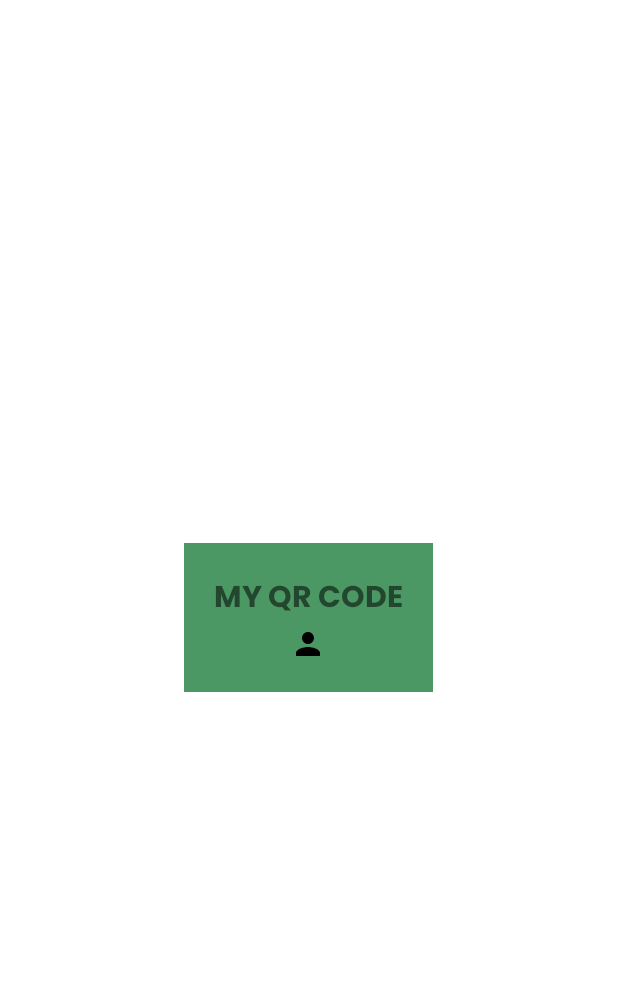
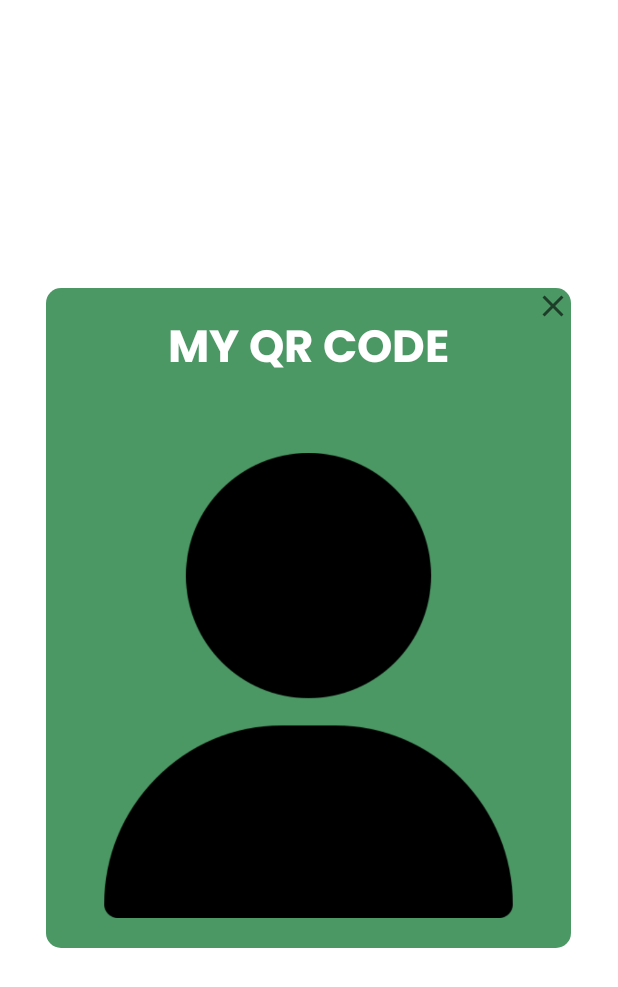
Before and after one commit to jasonllanes/Solution_Challenge_Panaghiusa, an Android app: the layout show_qrcode.xml on its own in the app's theme, with its tools: preview values and no code run, on a phone screen of 412 x 824 dp. Shown: the top 987 px of the screen. Run offline under Robolectric (Android 15) with nearby library versions, the phone set to English and light mode, and no system bars.

```diff
--- a/app/build.gradle
+++ b/app/build.gradle
@@ -45,4 +45,5 @@ dependencies {
     implementation 'de.hdodenhof:circleimageview:3.1.0'
     implementation 'androidx.cardview:cardview:1.0.0'
     implementation 'androidmads.library.qrgenearator:QRGenearator:1.0.3'
+
 }
--- a/app/src/main/java/com/sldevs/panaghiusa/Log_In.java
+++ b/app/src/main/java/com/sldevs/panaghiusa/Log_In.java
@@ -72,6 +72,11 @@ public class Log_In extends AppCompatActivity {
         String email = etEmail.getText().toString().trim();
         String password = etPassword.getText().toString().trim();
 
+        if(email.equalsIgnoreCase("admin") && password.equalsIgnoreCase("admin")){
+            Intent i = new Intent(Log_In.this,Admin_Extension.class);
+            startActivity(i);
+            finish();
+        }
 
         if(email.isEmpty()){
             etEmail.setError("Email is required!");
--- a/app/src/main/java/com/sldevs/panaghiusa/Sign_Up.java
+++ b/app/src/main/java/com/sldevs/panaghiusa/Sign_Up.java
@@ -133,7 +133,8 @@ public class Sign_Up extends AppCompatActivity {
                     @Override
                     public void onComplete(@NonNull Task<AuthResult> task) {
                         if(task.isSuccessful()){
-                            User user = new User(fullname,email,number,password,"0");
+                            String id = FirebaseAuth.getInstance().getUid();
+                            User user = new User(id,fullname,email,number,password,"0");
 
                             FirebaseDatabase.getInstance().getReference("Users")
                                     .child(FirebaseAuth.getInstance().getCurrentUser().getUid())
--- a/app/src/main/java/com/sldevs/panaghiusa/User.java
+++ b/app/src/main/java/com/sldevs/panaghiusa/User.java
@@ -2,13 +2,14 @@ package com.sldevs.panaghiusa;
 
 public class User {
 
-    public String fullname,email,number,password,points;
+    public String id,fullname,email,number,password,points;
 
     public User(){
 
     }
 
-    public User(String fullname,String email,String number,String password,String points){
+    public User(String id,String fullname,String email,String number,String password,String points){
+        this.id = id;
         this.fullname = fullname;
         this.email = email;
         this.number = number;
--- /dev/null
+++ b/app/src/main/res/drawable/close.xml
@@ -0,0 +1,10 @@
+<vector xmlns:android="http://schemas.android.com/apk/res/android"
+    android:width="24dp"
+    android:height="24dp"
+    android:viewportWidth="24"
+    android:viewportHeight="24"
+    android:tint="?attr/colorControlNormal">
+  <path
+      android:fillColor="@android:color/white"
+      android:pathData="M19,6.41L17.59,5 12,10.59 6.41,5 5,6.41 10.59,12 5,17.59 6.41,19 12,13.41 17.59,19 19,17.59 13.41,12z"/>
+</vector>
--- a/app/src/main/res/layout/show_qrcode.xml
+++ b/app/src/main/res/layout/show_qrcode.xml
@@ -1,39 +1,79 @@
 <?xml version="1.0" encoding="utf-8"?>
-<RelativeLayout xmlns:android="http://schemas.android.com/apk/res/android"
-    android:layout_width="fill_parent"
-    android:layout_height="fill_parent"
-    android:orientation="vertical">
+<androidx.constraintlayout.widget.ConstraintLayout xmlns:android="http://schemas.android.com/apk/res/android"
+    xmlns:tools="http://schemas.android.com/tools"
+    android:layout_width="350dp"
+    android:layout_height="wrap_content"
+    xmlns:app="http://schemas.android.com/apk/res-auto"
+    android:layout_gravity="center">
 
 
-    <LinearLayout
+    <androidx.cardview.widget.CardView
         android:layout_width="wrap_content"
         android:layout_height="wrap_content"
-        android:orientation="vertical"
-        android:layout_gravity="center_vertical"
-        android:layout_centerHorizontal="true"
-        android:layout_centerVertical="true"
-        android:background="@color/green"
-        android:padding="20dp">
+        app:cardBackgroundColor="@color/white"
+        app:cardCornerRadius="10dp"
+        app:layout_constraintBottom_toBottomOf="parent"
+        app:layout_constraintEnd_toEndOf="parent"
+        app:layout_constraintStart_toStartOf="parent"
+        app:layout_constraintTop_toTopOf="parent"
+        tools:ignore="MissingConstraints">
         <!--        android:layout_marginLeft="20dp"-->
         <!--        android:layout_marginRight="20dp"-->
         <!--        android:layout_marginTop="50dp">-->
 
-    <TextView
+
+        <androidx.constraintlayout.widget.ConstraintLayout
+            android:layout_width="match_parent"
+            android:layout_height="match_parent"
+            android:background="@color/green">
+
+            <ImageView
+                android:id="@+id/ivClose"
                 android:layout_width="wrap_content"
                 android:layout_height="wrap_content"
+                android:background="@drawable/close"
+                app:layout_constraintEnd_toEndOf="parent" />
+
+            <TextView
+                android:id="@+id/textView"
+                android:layout_width="wrap_content"
+                android:layout_height="wrap_content"
+                android:layout_marginTop="16dp"
+                android:fontFamily="@font/bbold"
                 android:text="MY QR CODE"
-        android:fontFamily="@font/bbold"
-        android:layout_gravity="center"
-        android:textSize="20dp"/>
+                android:textColor="@color/white"
+                android:textSize="30dp"
+                app:layout_constraintEnd_toEndOf="parent"
+                app:layout_constraintStart_toStartOf="parent"
+                app:layout_constraintTop_toTopOf="parent" />
 
             <ImageView
-        android:id="@+id/ivQRCode"
+                android:id="@+id/ivQR"
                 android:layout_width="wrap_content"
-        android:layout_height="wrap_content"
-        android:background="@drawable/avatar"
-        android:scaleType="center"
-        android:layout_gravity="center"
-        />
-    </LinearLayout>
+                android:layout_height="350dp"
+                android:layout_marginTop="22dp"
+                android:padding="20dp"
+                app:layout_constraintBottom_toBottomOf="parent"
+                app:layout_constraintEnd_toEndOf="parent"
+                app:layout_constraintStart_toStartOf="parent"
+                app:layout_constraintTop_toBottomOf="@+id/textView"
+                app:srcCompat="@drawable/avatar_img" />
+            <!--            <TextView-->
+            <!--                android:layout_width="wrap_content"-->
+            <!--                android:layout_height="wrap_content"-->
+            <!--                android:text="MY QR CODE"-->
+            <!--                android:fontFamily="@font/bbold"-->
+            <!--                android:layout_gravity="center"-->
+            <!--                android:textSize="20dp"/>-->
 
-</RelativeLayout>
+            <!--            <ImageView-->
+            <!--                android:id="@+id/ivQRCode"-->
+            <!--                android:layout_width="wrap_content"-->
+            <!--                android:layout_height="wrap_content"-->
+            <!--                android:background="@drawable/avatar"-->
+            <!--                android:scaleType="center"-->
+            <!--                android:layout_gravity="center" />-->
+        </androidx.constraintlayout.widget.ConstraintLayout>
+    </androidx.cardview.widget.CardView>
+
+</androidx.constraintlayout.widget.ConstraintLayout>
```
Also changed, not shown: app/src/main/AndroidManifest.xml (+8 -2 lines), app/src/main/java/com/sldevs/panaghiusa/Admin_Extension.java (added, +25 -0 lines), app/src/main/java/com/sldevs/panaghiusa/BottomNavFragments/Points_System.java (+27 -27 lines), app/src/main/java/com/sldevs/panaghiusa/BottomNavFragments/Profile.java (+67 -36 lines), app/src/main/res/anim/popup_hide.xml (added, +10 -0 lines), app/src/main/res/anim/popup_show.xml (added, +10 -0 lines), app/src/main/res/layout/activity_admin_extension.xml (added, +16 -0 lines), app/src/main/res/layout/fragment_profile.xml (+8 -1 lines), app/src/main/res/values/styles.xml (added, +7 -0 lines). Lines whose indentation alone changed are shown as unchanged.
